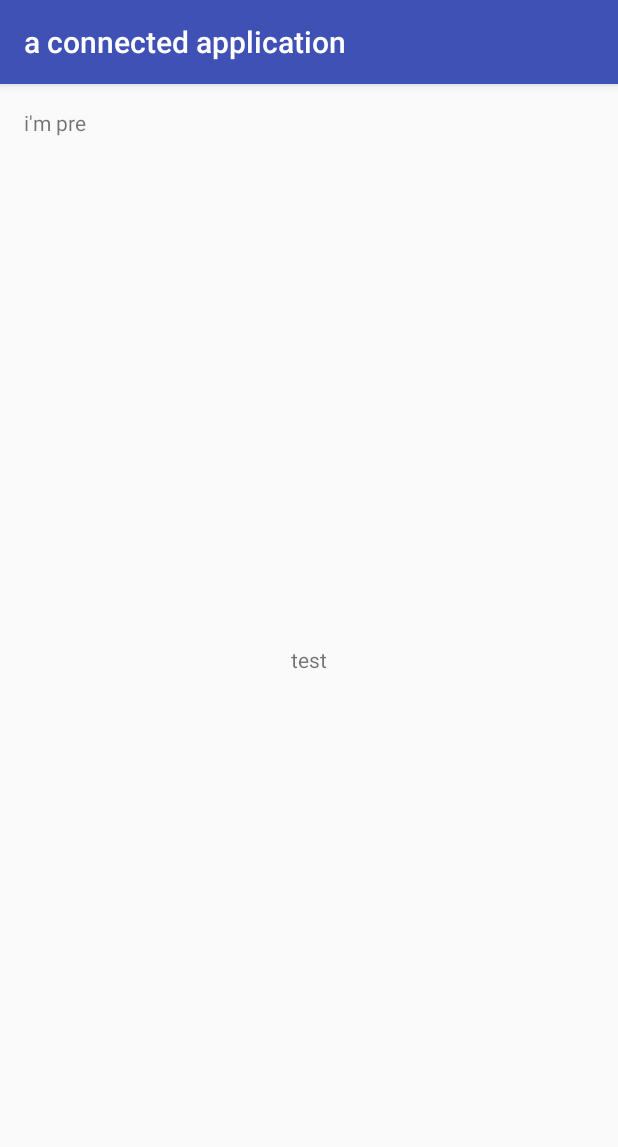
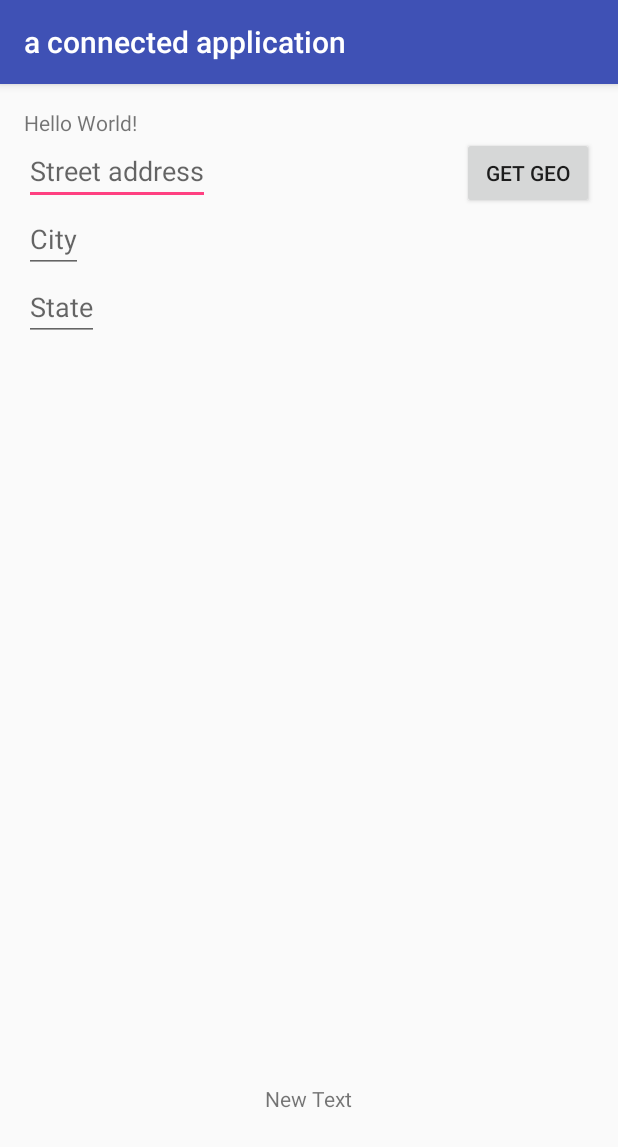
Before and after one commit to mvoshell78/Java-1, an Android app: the screen it shows after launch (MainActivity), on a phone screen of 412 x 824 dp. Shown: the top 1147 px of the screen. Run offline under Robolectric (Android 15) with nearby library versions, the phone set to English and light mode, and no system bars.

```diff
--- a/aconnectedapplication/app/src/main/java/com/example/mich/aconnectedapplication/MainActivity.java
+++ b/aconnectedapplication/app/src/main/java/com/example/mich/aconnectedapplication/MainActivity.java
@@ -6,10 +6,14 @@ import android.net.NetworkInfo;
 import android.os.AsyncTask;
 import android.os.Bundle;
 import android.support.v7.app.AppCompatActivity;
+import android.view.View;
+import android.widget.Button;
+import android.widget.EditText;
 import android.widget.TextView;
 import android.widget.Toast;
 
 import org.apache.commons.io.IOUtils;
+import org.json.JSONObject;
 
 import java.io.IOException;
 import java.io.InputStream;
@@ -23,6 +27,17 @@ public class MainActivity extends AppCompatActivity {
 
     TextView myText;
     TextView myText2;
+    EditText address;
+    EditText city;
+    EditText state;
+    Button getGeo;
+
+    String cityInput;
+    String stateInput;
+    String addressInput;
+    String addressFinal;
+
+
 
     @Override
     protected void onCreate(Bundle savedInstanceState) {
@@ -31,14 +46,42 @@ public class MainActivity extends AppCompatActivity {
         myText = (TextView) findViewById(R.id.textView);
 
         myText2 = (TextView) findViewById(R.id.textView2);
+        address = (EditText) findViewById(R.id.street);
+        city = (EditText) findViewById(R.id.city);
+        state = (EditText) findViewById(R.id.state);
+        getGeo = (Button) findViewById(R.id.getGeoButton);
+
+        getGeo.setOnClickListener(new View.OnClickListener() {
+            @Override
+            public void onClick(View v) {
+                addressInput = String.valueOf(address.getText());
+                cityInput = String.valueOf(city.getText());
+                stateInput = String.valueOf(state.getText());
+                if (isOnline()) {
+                    backTask task = new backTask();
+                    task.execute();
+
+                    String[] a = addressInput.split(" +");
+
+                    makeAddressUsable(a);
+
+                } else {
+
+                }
+            }
+        });
 
 
 
 
-        if (isOnline()) {
-           backTask task = new backTask();
-            task.execute();
-        } else {
+    }
+
+    private void makeAddressUsable(String[] a) {
+
+        StringBuilder sb = new StringBuilder();
+        for(int i = 0; i < a.length; i++) {
+            sb.append(a[i] + "+");
+            addressFinal = sb.toString();
 
         }
     }
@@ -50,7 +93,7 @@ public class MainActivity extends AppCompatActivity {
         NetworkInfo netInfo = mgr.getActiveNetworkInfo();
 
         if (netInfo != null && netInfo.isConnectedOrConnecting()) {
-            Toast.makeText(this, "We're Connected", Toast.LENGTH_LONG).show();
+            //Toast.makeText(this, "We're Connected", Toast.LENGTH_LONG).show();
             return true;
         } else{
             Toast.makeText(this,"We're  not Connected", Toast.LENGTH_LONG).show();
@@ -70,14 +113,17 @@ public class MainActivity extends AppCompatActivity {
         @Override
         protected String doInBackground(String... params) {
             // The URL string that points to our web resource.
-            String urlString = "http://www.recipepuppy.com/api/";
+            String city = cityInput;
+            String state = stateInput;
+            String address = addressFinal;
+            String urlString = "http://www.yaddress.net/api/address?AddressLine1=" + address + "&AddressLine2=" + city + "+" + state;
 
             // Creating the URL object that points to our web resource.
             URL url = null;
 
             // Establish a connection to the resource at the URL.
             HttpURLConnection connection = null;
-            String resourceData = "test";
+            String resourceData = "No Data";
             try {
                 url = new URL(urlString);
                 connection = (HttpURLConnection) url.openConnection();
@@ -100,24 +146,42 @@ public class MainActivity extends AppCompatActivity {
                 // Cleaning up our connection resources.
                 stream.close();
                 connection.disconnect();
-                return resourceData;
+
             } catch (IOException e) {
                 e.printStackTrace();
             }
 
+            JSONObject apiData;
+
+            try{
+                apiData = new JSONObject(resourceData);
+
+            } catch(Exception e){
+                System.out.println("Cannot convert API resonce to JSON");
+                apiData = null;
+            }
+
+            try{
+                apiData = (apiData!= null) ? apiData.getJSONObject("Number") : null;
+            } catch (Exception e){
+                System.out.println("could not parse data");
+                apiData = null;
+
+            }
 
 
-
-            return resourceData;
-
-            // The resourceData string should now have our data.
+            if (apiData != null) {
+                return apiData.toString();
+            }else{
+                return "there was a problem";
+            }
 
 
         }
 
         @Override
         protected void onPostExecute(String s) {
-            myText2.setText(s);
+          myText2.setText(s);
         }
     }
 
--- a/aconnectedapplication/app/src/main/res/layout/activity_main.xml
+++ b/aconnectedapplication/app/src/main/res/layout/activity_main.xml
@@ -20,6 +20,40 @@
         android:layout_height="wrap_content"
         android:text="New Text"
         android:id="@+id/textView2"
-        android:layout_centerVertical="true"
-        android:layout_centerHorizontal="true" />
+        android:layout_alignParentBottom="true"
+        android:layout_centerHorizontal="true"
+        android:layout_marginBottom="66dp" />
+
+    <EditText
+        android:layout_width="wrap_content"
+        android:layout_height="wrap_content"
+        android:id="@+id/street"
+        android:layout_below="@+id/textView"
+        android:layout_alignParentStart="true"
+        android:hint="Street address" />
+
+    <EditText
+        android:layout_width="wrap_content"
+        android:layout_height="wrap_content"
+        android:id="@+id/city"
+        android:layout_below="@+id/street"
+        android:layout_alignParentStart="true"
+        android:hint="City" />
+
+    <EditText
+        android:layout_width="wrap_content"
+        android:layout_height="wrap_content"
+        android:id="@+id/state"
+        android:layout_below="@+id/city"
+        android:layout_alignParentStart="true"
+        android:hint="State" />
+
+    <Button
+        android:layout_width="wrap_content"
+        android:layout_height="wrap_content"
+        android:text="get geo"
+        android:id="@+id/getGeoButton"
+        android:layout_below="@+id/textView"
+        android:layout_alignParentEnd="true" />
+
 </RelativeLayout>
```
